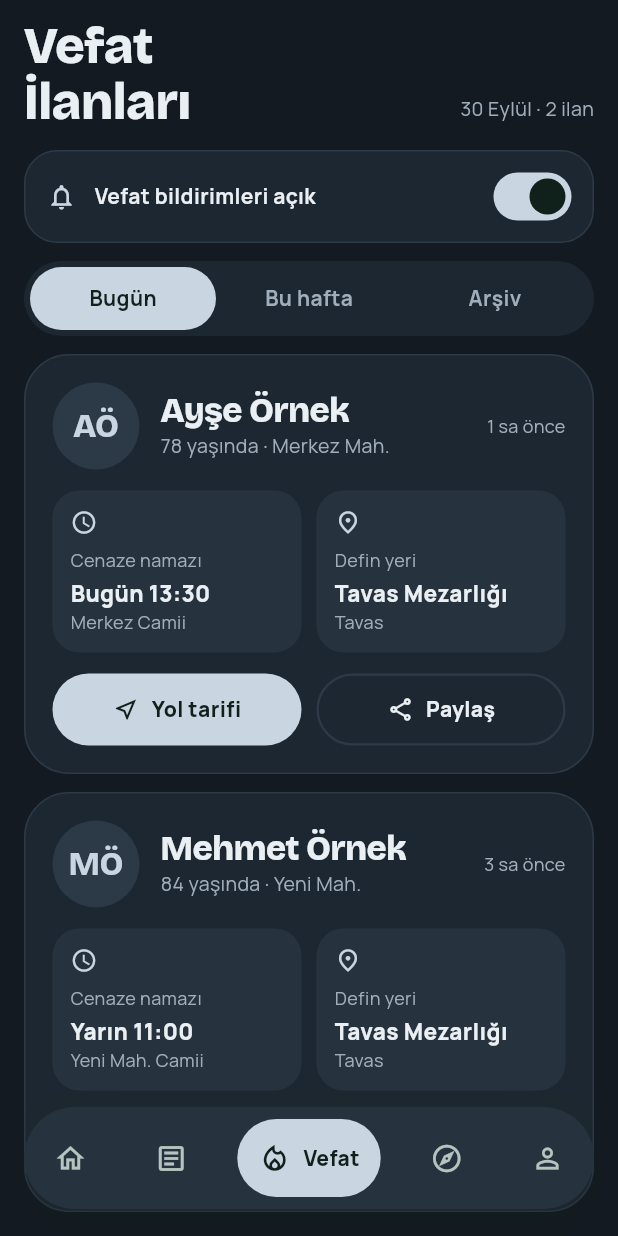
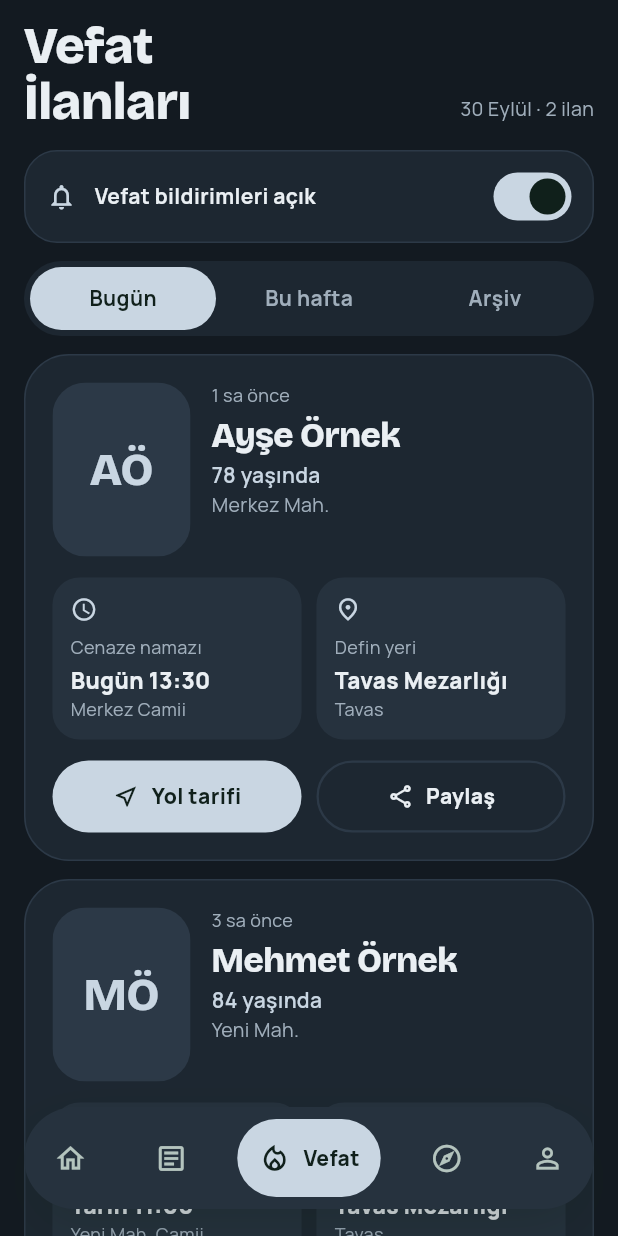
Before and after one commit to Rogehas/Rogehas, a Flutter app: the Shell screen opened directly, item 3 of the bottom bar chosen, on a phone screen of 412 x 824 dp. Run offline on Flutter 3.47's test engine with Material 3 defaults, Android fonts, the phone set to English and light mode, and no system bars; our stand-ins replace google_fonts.

Commit message:
Show deceased person's photo on vefat cards
PersonPhoto widget with initials fallback and tap-to-enlarge; plan updated
with photo rules and Android release steps.

Co-Authored-By: Claude Sonnet 5.5 <noreply@anthropic.com>
Claude-Session: https://claude.ai/code/session_01XCvQ9jtS6GKCnyEgdBQNNa

```diff
--- a/app/lib/data/models.dart
+++ b/app/lib/data/models.dart
@@ -37,6 +37,7 @@ class VefatItem {
     required this.mosque,
     required this.burial,
     required this.ago,
+    this.photoUrl,
   });
 
   final String name;
@@ -46,6 +47,9 @@ class VefatItem {
   final String mosque;
   final String burial;
   final String ago;
+
+  /// Ölen kişinin fotoğrafı (Firebase Storage adresi). Yoksa baş harfler gösterilir.
+  final String? photoUrl;
 
   String get initials {
     final parts = name.split(' ');
--- a/app/lib/screens/vefat_screen.dart
+++ b/app/lib/screens/vefat_screen.dart
@@ -3,6 +3,7 @@ import 'package:flutter/material.dart';
 import '../data/mock_data.dart';
 import '../data/models.dart';
 import '../theme/app_theme.dart';
+import '../widgets/person_photo.dart';
 
 class VefatScreen extends StatefulWidget {
   const VefatScreen({super.key});
@@ -176,19 +177,15 @@ class _VefatCard extends StatelessWidget {
       child: Column(
         children: [
           Row(
+            crossAxisAlignment: CrossAxisAlignment.start,
             children: [
-              Container(
-                width: 58,
-                height: 58,
-                alignment: Alignment.center,
-                decoration: const BoxDecoration(
-                  color: AppColors.darkLine,
-                  shape: BoxShape.circle,
-                ),
-                child: Text(
-                  v.initials,
-                  style: AppTheme.display(22, color: AppColors.darkAccent),
-                ),
+              PersonPhoto(
+                photoUrl: v.photoUrl,
+                initials: v.initials,
+                name: v.name,
+                width: 92,
+                height: 116,
+                enlargeOnTap: true,
               ),
               const SizedBox(width: 14),
               Expanded(
@@ -196,25 +193,34 @@ class _VefatCard extends StatelessWidget {
                   crossAxisAlignment: CrossAxisAlignment.start,
                   children: [
                     Text(
+                      v.ago,
+                      style: const TextStyle(
+                        fontSize: 12,
+                        color: AppColors.darkMuted,
+                      ),
+                    ),
+                    const SizedBox(height: 6),
+                    Text(
                       v.name,
                       style: AppTheme.display(23, color: AppColors.darkText),
                     ),
-                    const SizedBox(height: 2),
+                    const SizedBox(height: 4),
                     Text(
-                      '${v.age} yaşında · ${v.neighborhood}',
+                      '${v.age} yaşında',
+                      style: const TextStyle(
+                        fontSize: 14,
+                        fontWeight: FontWeight.w600,
+                        color: AppColors.darkAccent,
+                      ),
+                    ),
+                    Text(
+                      v.neighborhood,
                       style: const TextStyle(
                         fontSize: 13,
                         color: AppColors.darkMuted,
                       ),
                     ),
                   ],
-                ),
-              ),
-              Text(
-                v.ago,
-                style: const TextStyle(
-                  fontSize: 12,
-                  color: AppColors.darkMuted,
                 ),
               ),
             ],
--- /dev/null
+++ b/app/lib/widgets/person_photo.dart
@@ -0,0 +1,86 @@
+import 'package:flutter/material.dart';
+
+import '../theme/app_theme.dart';
+
+/// Vefat ilanlarındaki kişi fotoğrafı. Fotoğraf yoksa ya da yüklenemezse
+/// baş harfleri gösterir. [enlargeOnTap] ile dokununca tam ekran açılır.
+class PersonPhoto extends StatelessWidget {
+  const PersonPhoto({
+    super.key,
+    required this.photoUrl,
+    required this.initials,
+    required this.name,
+    this.width = 92,
+    this.height = 116,
+    this.enlargeOnTap = false,
+  });
+
+  final String? photoUrl;
+  final String initials;
+  final String name;
+  final double width;
+  final double height;
+  final bool enlargeOnTap;
+
+  Widget _placeholder() => Container(
+    color: AppColors.darkLine,
+    alignment: Alignment.center,
+    child: Text(
+      initials,
+      style: AppTheme.display(width / 3, color: AppColors.darkAccent),
+    ),
+  );
+
+  Widget _image({BoxFit fit = BoxFit.cover}) {
+    final url = photoUrl;
+    if (url == null || url.isEmpty) return _placeholder();
+    return Image.network(
+      url,
+      fit: fit,
+      loadingBuilder: (context, child, progress) =>
+          progress == null ? child : _placeholder(),
+      errorBuilder: (context, error, stack) => _placeholder(),
+    );
+  }
+
+  void _open(BuildContext context) {
+    showDialog<void>(
+      context: context,
+      barrierColor: const Color(0xE6000000),
+      builder: (_) => GestureDetector(
+        onTap: () => Navigator.of(context).pop(),
+        child: Stack(
+          children: [
+            Center(
+              child: InteractiveViewer(child: _image(fit: BoxFit.contain)),
+            ),
+            Positioned(
+              top: 48,
+              right: 16,
+              child: Semantics(
+                button: true,
+                label: 'Kapat',
+                child: const Icon(Icons.close, color: Colors.white, size: 28),
+              ),
+            ),
+          ],
+        ),
+      ),
+    );
+  }
+
+  @override
+  Widget build(BuildContext context) {
+    final hasPhoto = photoUrl != null && photoUrl!.isNotEmpty;
+    final box = Semantics(
+      label: '$name fotoğrafı',
+      image: true,
+      child: ClipRRect(
+        borderRadius: BorderRadius.circular(22),
+        child: SizedBox(width: width, height: height, child: _image()),
+      ),
+    );
+    if (!enlargeOnTap || !hasPhoto) return box;
+    return GestureDetector(onTap: () => _open(context), child: box);
+  }
+}
```
Also changed, not shown: 1 other file.
